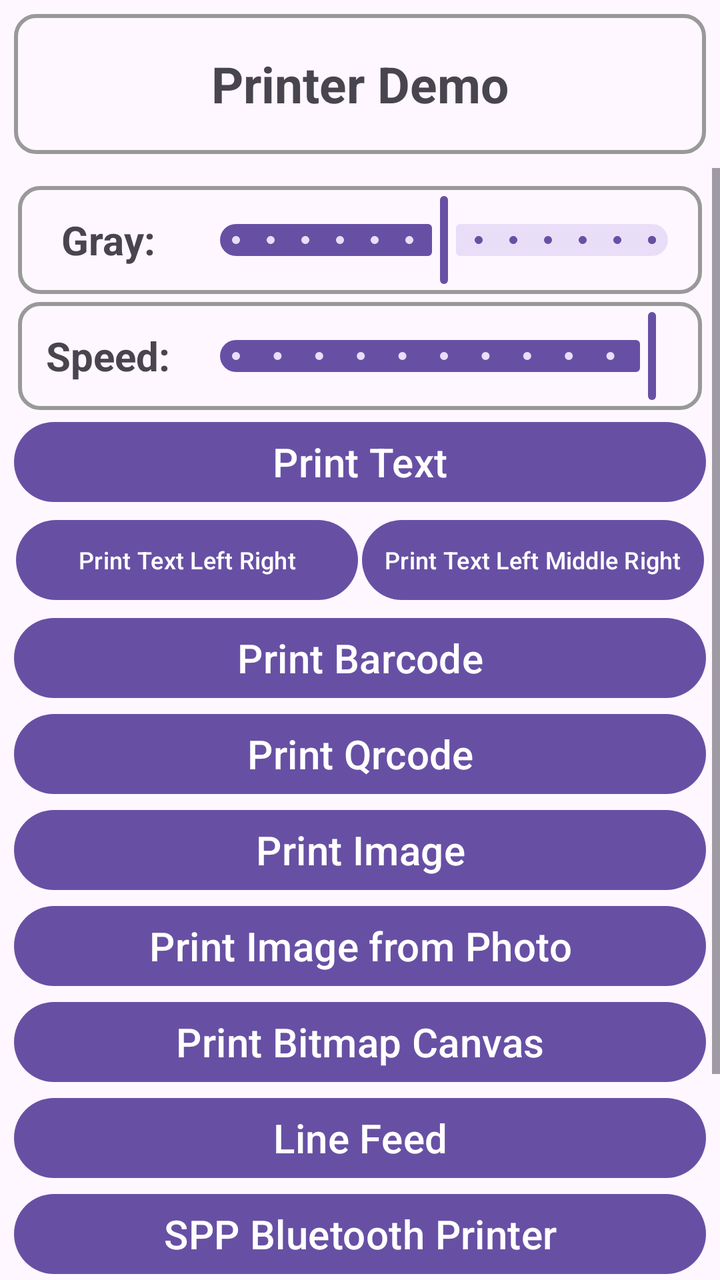
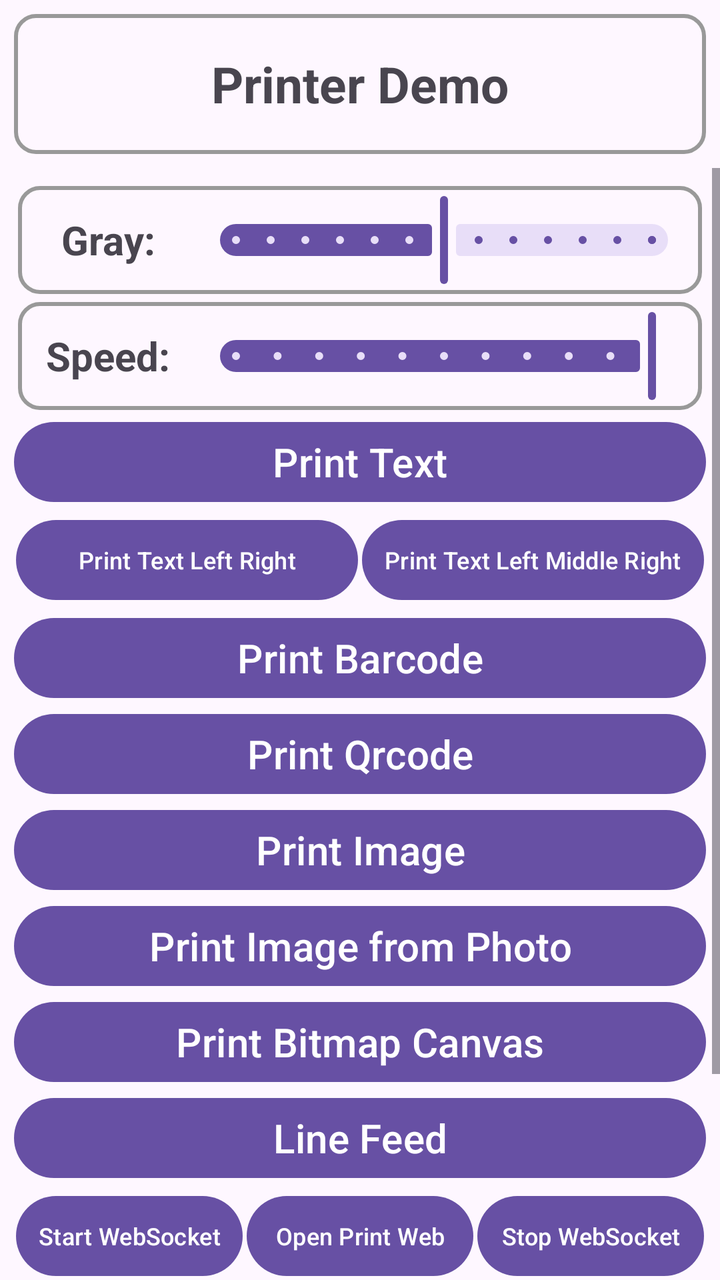

Two renders of the same Android screen: before a commit and after it. Below are the layout's source before the change and the commit's diff.
<!-- AndroidManifest.xml: application theme Theme.POSGeneralSDKDemo -->
<!-- res/layout/activity_printer.xml -->
<?xml version="1.0" encoding="utf-8"?>
<LinearLayout xmlns:android="http://schemas.android.com/apk/res/android"
    xmlns:app="http://schemas.android.com/apk/res-auto"
    xmlns:tools="http://schemas.android.com/tools"
    android:id="@+id/main"
    android:layout_width="match_parent"
    android:layout_height="match_parent"
    android:orientation="vertical">

    <FrameLayout
        android:layout_width="match_parent"
        android:layout_height="70dp"
        android:layout_margin="7dp">

        <TextView
            android:id="@+id/tvPrinterTitle"
            android:layout_width="match_parent"
            android:layout_height="match_parent"
            android:textSize="25dp"
            android:text="Printer Demo"
            android:gravity="center"
            android:textStyle="bold"
            android:background="@drawable/border"
            android:visibility="visible"/>

        <ProgressBar
            android:id="@+id/pbWaiting"
            android:layout_width="match_parent"
            android:layout_height="match_parent"
            android:background="#FF6666"
            android:visibility="invisible"/>

    </FrameLayout>

    <ScrollView
        android:layout_width="match_parent"
        android:layout_height="match_parent">

        <LinearLayout
            android:layout_width="match_parent"
            android:layout_height="wrap_content"
            android:orientation="vertical"
            android:padding="7dp">

            <LinearLayout
                android:layout_width="match_parent"
                android:background="@drawable/border"
                android:layout_height="wrap_content"
                android:layout_margin="2dp"
                android:orientation="horizontal">

                <TextView
                    android:layout_width="0dp"
                    android:layout_height="match_parent"
                    android:layout_weight="1"
                    android:text="Gray:"
                    android:textSize="20sp"
                    android:textStyle="bold"
                    android:gravity="center"/>

                <com.google.android.material.slider.Slider
                    android:id="@+id/sliderGray"
                    android:layout_width="0dp"
                    android:layout_height="wrap_content"
                    android:layout_weight="3"
                    android:valueFrom="-6"
                    android:valueTo="6"
                    android:value="0"
                    android:stepSize="1"/>

            </LinearLayout>

            <LinearLayout
                android:layout_width="match_parent"
                android:background="@drawable/border"
                android:layout_height="wrap_content"
                android:layout_margin="2dp"
                android:orientation="horizontal">

                <TextView
                    android:layout_width="0dp"
                    android:layout_height="match_parent"
                    android:layout_weight="1"
                    android:text="Speed:"
                    android:textSize="20sp"
                    android:textStyle="bold"
                    android:gravity="center"/>

                <com.google.android.material.slider.Slider
                    android:id="@+id/sliderPrintSpeed"
                    android:layout_width="0dp"
                    android:layout_height="wrap_content"
                    android:layout_weight="3"
                    android:valueFrom="0"
                    android:valueTo="10"
                    android:value="10"
                    android:stepSize="1"/>

            </LinearLayout>

            <Button
                android:id="@+id/btnPrintText"
                android:layout_width="match_parent"
                android:layout_height="wrap_content"
                android:text="Print Text"
                android:textSize="20sp"/>


            <LinearLayout
                android:layout_width="match_parent"
                android:layout_height="wrap_content"
                android:orientation="horizontal">

                <Button
                    android:id="@+id/btnPrintTextLeftRight"
                    android:layout_width="0dp"
                    android:layout_height="wrap_content"
                    android:layout_weight="1"
                    android:text="Print Text Left Right"
                    android:textSize="12sp"
                    android:layout_margin="1dp"
                    android:padding="0dp"/>

                <Button
                    android:id="@+id/btnPrintTextLeftMiddleRight"
                    android:layout_width="0dp"
                    android:layout_height="wrap_content"
                    android:layout_weight="1"
                    android:text="Print Text Left Middle Right"
                    android:textSize="12sp"
                    android:layout_margin="1dp"
                    android:padding="0dp"/>


            </LinearLayout>

            <Button
                android:id="@+id/btnPrintBarcode"
                android:layout_width="match_parent"
                android:layout_height="wrap_content"
                android:text="Print Barcode"
                android:textSize="20sp"/>

            <Button
                android:id="@+id/btnPrintQrcode"
                android:layout_width="match_parent"
                android:layout_height="wrap_content"
                android:text="Print Qrcode"
                android:textSize="20sp"/>

            <Button
                android:id="@+id/btnPrintImage"
                android:layout_width="match_parent"
                android:layout_height="wrap_content"
                android:text="Print Image"
                android:textSize="20sp"/>

            <Button
                android:id="@+id/btnPrintImageFromPhoto"
                android:layout_width="match_parent"
                android:layout_height="wrap_content"
                android:text="Print Image from Photo"
                android:textSize="20sp"/>


            <Button
                android:id="@+id/btnPrintBitmapCanvas"
                android:layout_width="match_parent"
                android:layout_height="wrap_content"
                android:text="Print Bitmap Canvas"
                android:textSize="20sp"/>

            <Button
                android:id="@+id/btnLineFeed"
                android:layout_width="match_parent"
                android:layout_height="wrap_content"
                android:text="Line Feed"
                android:textSize="20sp" />

            <Button
                android:id="@+id/btnSppBluetoothPrinter"
                android:layout_width="match_parent"
                android:layout_height="wrap_content"
                android:text="SPP Bluetooth Printer"
                android:textSize="20sp"/>

            <LinearLayout
                android:layout_width="match_parent"
                android:layout_height="wrap_content"
                android:orientation="horizontal">

                <Button
                    android:id="@+id/btnStartWebSocketPrinter"
                    android:layout_width="0dp"
                    android:layout_height="wrap_content"
                    android:layout_weight="1"
                    android:text="Start WebSocket"
                    android:textSize="12sp"
                    android:layout_margin="1dp"
                    android:padding="0dp"/>

                <Button
                    android:id="@+id/btnOpenPrintWeb"
                    android:layout_width="0dp"
                    android:layout_height="wrap_content"
                    android:layout_weight="1"
                    android:text="Open Print Web"
                    android:textSize="12sp"
                    android:layout_margin="1dp"
                    android:padding="0dp"/>

                <Button
                    android:id="@+id/btnStopWebSocketPrinter"
                    android:layout_width="0dp"
                    android:layout_height="wrap_content"
                    android:layout_weight="1"
                    android:text="Stop WebSocket"
                    android:textSize="12sp"
                    android:layout_margin="1dp"
                    android:padding="0dp"/>


            </LinearLayout>

            <Button
                android:id="@+id/btnWifiPrinter"
                android:layout_width="match_parent"
                android:layout_height="wrap_content"
                android:text="WiFi Printer"
                android:textSize="20sp"/>


            <TextView
                android:id="@+id/tvMqttInfo"
                android:layout_width="match_parent"
                android:layout_height="wrap_content"
                android:textSize="15sp"/>

        </LinearLayout>

    </ScrollView>
    
</LinearLayout>
<!-- resources referenced by this layout -->
<resources>
  <!-- drawable border (drawable) -->
  <?xml version="1.0" encoding="utf-8"?>
  <shape xmlns:android="http://schemas.android.com/apk/res/android">
  
      <stroke android:width="2dp" android:color="#999999"/>
      <padding android:bottom="3dp" android:left="3dp" android:right="3dp" android:top="3dp"/>
      <corners android:radius="10dp"/>
  
  </shape>
  <style name="Theme.POSGeneralSDKDemo" parent="Base.Theme.POSGeneralSDKDemo" />
  <style name="Base.Theme.POSGeneralSDKDemo" parent="Theme.Material3.DayNight.NoActionBar">
          
          
      </style>
</resources>

<!-- the commit's change to res/layout/activity_printer.xml (unified diff, before → after) -->
@@ -177,6 +177,45 @@
                 android:text="Line Feed"
                 android:textSize="20sp" />
 
+
+            <LinearLayout
+                android:layout_width="match_parent"
+                android:layout_height="wrap_content"
+                android:orientation="horizontal">
+
+                <Button
+                    android:id="@+id/btnStartWebSocketPrinter"
+                    android:layout_width="0dp"
+                    android:layout_height="wrap_content"
+                    android:layout_weight="1"
+                    android:text="Start WebSocket"
+                    android:textSize="12sp"
+                    android:layout_margin="1dp"
+                    android:padding="0dp"/>
+
+                <Button
+                    android:id="@+id/btnOpenPrintWeb"
+                    android:layout_width="0dp"
+                    android:layout_height="wrap_content"
+                    android:layout_weight="1"
+                    android:text="Open Print Web"
+                    android:textSize="12sp"
+                    android:layout_margin="1dp"
+                    android:padding="0dp"/>
+
+                <Button
+                    android:id="@+id/btnStopWebSocketPrinter"
+                    android:layout_width="0dp"
+                    android:layout_height="wrap_content"
+                    android:layout_weight="1"
+                    android:text="Stop WebSocket"
+                    android:textSize="12sp"
+                    android:layout_margin="1dp"
+                    android:padding="0dp"/>
+
+
+            </LinearLayout>
+
             <Button
                 android:id="@+id/btnSppBluetoothPrinter"
                 android:layout_width="match_parent"
@@ -184,43 +223,6 @@
                 android:text="SPP Bluetooth Printer"
                 android:textSize="20sp"/>
 
-            <LinearLayout
-                android:layout_width="match_parent"
-                android:layout_height="wrap_content"
-                android:orientation="horizontal">
-
-                <Button
-                    android:id="@+id/btnStartWebSocketPrinter"
-                    android:layout_width="0dp"
-                    android:layout_height="wrap_content"
-                    android:layout_weight="1"
-                    android:text="Start WebSocket"
-                    android:textSize="12sp"
-                    android:layout_margin="1dp"
-                    android:padding="0dp"/>
-
-                <Button
-                    android:id="@+id/btnOpenPrintWeb"
-                    android:layout_width="0dp"
-                    android:layout_height="wrap_content"
-                    android:layout_weight="1"
-                    android:text="Open Print Web"
-                    android:textSize="12sp"
-                    android:layout_margin="1dp"
-                    android:padding="0dp"/>
-
-                <Button
-                    android:id="@+id/btnStopWebSocketPrinter"
-                    android:layout_width="0dp"
-                    android:layout_height="wrap_content"
-                    android:layout_weight="1"
-                    android:text="Stop WebSocket"
-                    android:textSize="12sp"
-                    android:layout_margin="1dp"
-                    android:padding="0dp"/>
-
-
-            </LinearLayout>
 
             <Button
                 android:id="@+id/btnWifiPrinter"
